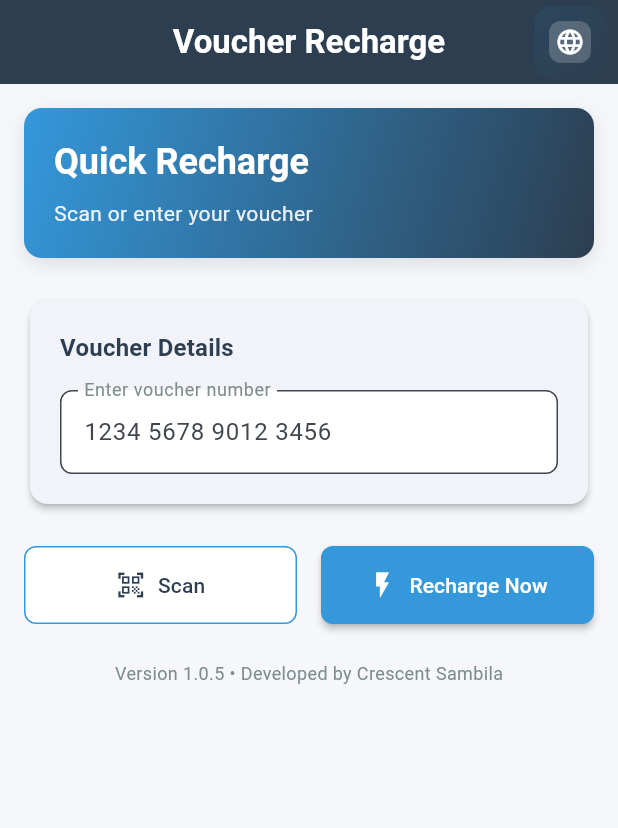
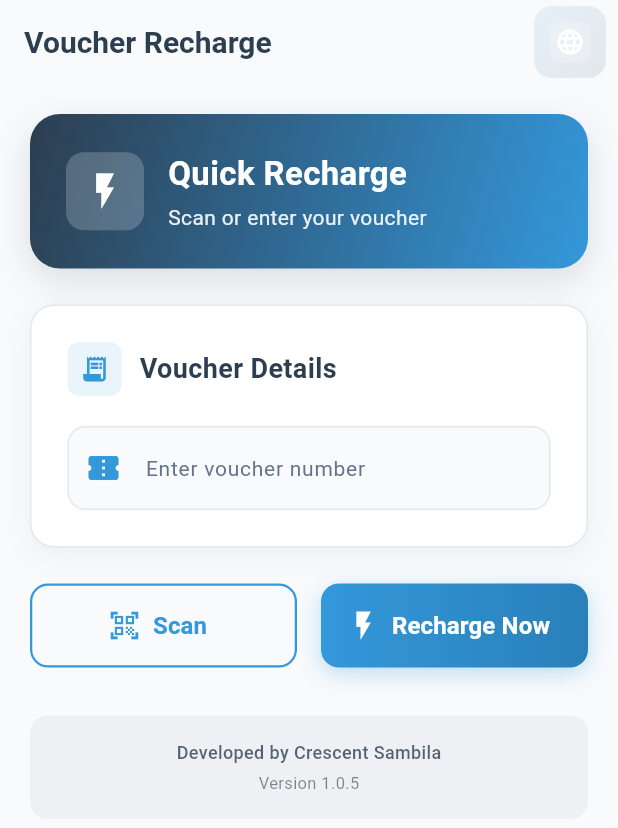
Before and after one commit to CodeWithCrescent/Voucher-Auto-Recharge-App, a Flutter app: the screen it shows after launch, on a phone screen of 412 x 824 dp. Shown: the top 828 px of the screen. Run offline on Flutter 3.47's test engine with Material 3 defaults, Android fonts, the light colour scheme and no system bars; our stand-ins replace camera, flutter_hooks, permission_handler, shared_preferences; missing offline and left inert: google_ml_kit.

Commit message:
fix home

```diff
--- a/lib/screens/home_screen.dart
+++ b/lib/screens/home_screen.dart
@@ -2,7 +2,6 @@
 import 'package:flutter/material.dart';
 import 'package:flutter_hooks/flutter_hooks.dart';
 import 'package:tz_voucher_recharge/localizations/app_localizations.dart';
-import 'package:tz_voucher_recharge/services/ussd_service.dart';
 import 'package:tz_voucher_recharge/widgets/language_toggle.dart';
 import 'package:tz_voucher_recharge/widgets/scanner_preview.dart';
 
@@ -12,7 +11,6 @@
   @override
   Widget build(BuildContext context) {
     final l10n = AppLocalizations.of(context)!;
-    final theme = Theme.of(context);
     final voucherController = useTextEditingController();
     final isLoading = useState(false);
     final showScanner = useState(false);
@@ -79,7 +77,7 @@
 
       try {
         isLoading.value = true;
-        await UssdService.rechargeVoucher(voucherController.text);
+        // await UssdService.rechargeVoucher(voucherController.text);
         errorMessage.value = null;
       } catch (e) {
         errorMessage.value = '${l10n.rechargeFailed}: $e';
@@ -89,51 +87,87 @@
     }
 
     return Scaffold(
-      backgroundColor: const Color(0xFFF5F7FA),
+      backgroundColor: const Color(0xFFF8FAFC),
       appBar: AppBar(
-        title: Text(l10n.appTitle, style: theme.textTheme.titleLarge?.copyWith(
-          color: Colors.white,
-          fontWeight: FontWeight.w600,
-        )),
-        centerTitle: true,
-        backgroundColor: const Color(0xFF2C3E50),
         elevation: 0,
+        backgroundColor: Colors.transparent,
+        title: Text(
+          l10n.appTitle,
+          style: const TextStyle(
+            color: Color(0xFF2C3E50),
+            fontSize: 20,
+            fontWeight: FontWeight.bold,
+          ),
+        ),
         actions: const [LanguageToggle()],
       ),
       body: SingleChildScrollView(
-        padding: const EdgeInsets.all(16.0),
+        padding: const EdgeInsets.all(20.0),
         child: Column(
+          crossAxisAlignment: CrossAxisAlignment.start,
           children: [
-            // Welcome Card
+            // Welcome Header Card
             Container(
               width: double.infinity,
-              padding: const EdgeInsets.all(20),
+              padding: const EdgeInsets.all(24.0),
               decoration: BoxDecoration(
                 gradient: const LinearGradient(
-                  colors: [Color(0xFF3498DB), Color(0xFF2C3E50)],
                   begin: Alignment.topLeft,
                   end: Alignment.bottomRight,
+                  colors: [Color(0xFF2C3E50), Color(0xFF3498DB)],
                 ),
-                borderRadius: BorderRadius.circular(12),
+                borderRadius: BorderRadius.circular(20),
                 boxShadow: [
                   BoxShadow(
-                    color: Colors.black.withOpacity(0.1),
-                    blurRadius: 10,
-                    offset: const Offset(0, 4),
+                    color: const Color(0xFF2C3E50).withOpacity(0.15),
+                    blurRadius: 20,
+                    offset: const Offset(0, 8),
                   ),
                 ],
               ),
               child: Column(
                 crossAxisAlignment: CrossAxisAlignment.start,
                 children: [
-                  Text(l10n.quickRecharge, style: theme.textTheme.headlineSmall?.copyWith(
+                  Row(
+                    children: [
+                      Container(
+                        padding: const EdgeInsets.all(12),
+                        decoration: BoxDecoration(
+                          color: Colors.white.withOpacity(0.2),
+                          borderRadius: BorderRadius.circular(12),
+                        ),
+                        child: const Icon(
+                          Icons.flash_on,
                           color: Colors.white,
+                          size: 28,
+                        ),
+                      ),
+                      const SizedBox(width: 16),
+                      Expanded(
+                        child: Column(
+                          crossAxisAlignment: CrossAxisAlignment.start,
+                          children: [
+                            Text(
+                              l10n.quickRecharge,
+                              style: const TextStyle(
+                                color: Colors.white,
+                                fontSize: 22,
                                 fontWeight: FontWeight.bold,
-                  )),
-                  const SizedBox(height: 8),
-                  Text(l10n.scanOrEnter, style: theme.textTheme.bodyMedium?.copyWith(
+                              ),
+                            ),
+                            const SizedBox(height: 4),
+                            Text(
+                              l10n.scanOrEnter,
+                              style: TextStyle(
                                 color: Colors.white.withOpacity(0.9),
-                  )),
+                                fontSize: 14,
+                              ),
+                            ),
+                          ],
+                        ),
+                      ),
+                    ],
+                  ),
                 ],
               ),
             ),
@@ -141,44 +175,90 @@
             const SizedBox(height: 24),
 
             // Voucher Input Card
-            Card(
-              elevation: 2,
-              shape: RoundedRectangleBorder(
-                borderRadius: BorderRadius.circular(12),
+            Container(
+              width: double.infinity,
+              padding: const EdgeInsets.all(24.0),
+              decoration: BoxDecoration(
+                color: Colors.white,
+                borderRadius: BorderRadius.circular(16),
+                boxShadow: [
+                  BoxShadow(
+                    color: Colors.black.withOpacity(0.05),
+                    blurRadius: 15,
+                    offset: const Offset(0, 5),
                   ),
-              child: Padding(
-                padding: const EdgeInsets.all(20.0),
+                ],
+                border: Border.all(color: const Color(0xFFE2E8F0)),
+              ),
               child: Column(
                 crossAxisAlignment: CrossAxisAlignment.start,
                 children: [
-                    Text(l10n.voucherDetails, style: theme.textTheme.titleMedium?.copyWith(
+                  Row(
+                    children: [
+                      Container(
+                        padding: const EdgeInsets.all(8),
+                        decoration: BoxDecoration(
+                          color: const Color(0xFF3498DB).withOpacity(0.1),
+                          borderRadius: BorderRadius.circular(8),
+                        ),
+                        child: const Icon(
+                          Icons.receipt_long,
+                          color: Color(0xFF3498DB),
+                          size: 20,
+                        ),
+                      ),
+                      const SizedBox(width: 12),
+                      Text(
+                        l10n.voucherDetails,
+                        style: const TextStyle(
+                          fontSize: 18,
                           fontWeight: FontWeight.w600,
-                      color: const Color(0xFF2C3E50),
-                    )),
-                    const SizedBox(height: 16),
-                    TextField(
-                      controller: voucherController,
-                      decoration: InputDecoration(
-                        labelText: l10n.enterVoucher,
-                        labelStyle: const TextStyle(color: Color(0xFF7F8C8D)),
-                        hintText: l10n.voucherHint,
-                        floatingLabelBehavior: FloatingLabelBehavior.always,
-                        border: OutlineInputBorder(
-                          borderRadius: BorderRadius.circular(8),
-                          borderSide: const BorderSide(color: Color(0xFFBDC3C7)),
+                          color: Color(0xFF2C3E50),
                         ),
-                        focusedBorder: OutlineInputBorder(
-                          borderRadius: BorderRadius.circular(8),
-                          borderSide: const BorderSide(color: Color(0xFF3498DB)),
-                        ),
-                        filled: true,
-                        fillColor: Colors.white,
-                      ),
-                      keyboardType: TextInputType.number,
-                      style: const TextStyle(fontSize: 16),
                       ),
                     ],
                   ),
+                  const SizedBox(height: 20),
+                  TextField(
+                    controller: voucherController,
+                    keyboardType: TextInputType.number,
+                    style: const TextStyle(
+                      fontSize: 16,
+                      fontWeight: FontWeight.w500,
+                    ),
+                    decoration: InputDecoration(
+                      labelText: l10n.enterVoucher,
+                      hintText: l10n.voucherHint,
+                      prefixIcon: const Icon(
+                        Icons.confirmation_number,
+                        color: Color(0xFF3498DB),
+                      ),
+                      labelStyle: const TextStyle(
+                        color: Color(0xFF64748B),
+                        fontSize: 14,
+                      ),
+                      hintStyle: TextStyle(
+                        color: Colors.grey.shade400,
+                        fontSize: 14,
+                      ),
+                      filled: true,
+                      fillColor: const Color(0xFFF8FAFC),
+                      border: OutlineInputBorder(
+                        borderRadius: BorderRadius.circular(12),
+                        borderSide: const BorderSide(color: Color(0xFFE2E8F0)),
+                      ),
+                      enabledBorder: OutlineInputBorder(
+                        borderRadius: BorderRadius.circular(12),
+                        borderSide: const BorderSide(color: Color(0xFFE2E8F0)),
+                      ),
+                      focusedBorder: OutlineInputBorder(
+                        borderRadius: BorderRadius.circular(12),
+                        borderSide: const BorderSide(color: Color(0xFF3498DB), width: 2),
+                      ),
+                      contentPadding: const EdgeInsets.symmetric(horizontal: 16, vertical: 16),
+                    ),
+                  ),
+                ],
               ),
             ),
 
@@ -188,24 +268,50 @@
             Row(
               children: [
                 Expanded(
-                  child: ElevatedButton.icon(
-                    icon: const Icon(Icons.qr_code_scanner, size: 20),
-                    label: Text(l10n.scan),
+                  child: Container(
+                    height: 56,
+                    decoration: BoxDecoration(
+                      borderRadius: BorderRadius.circular(12),
+                      border: Border.all(color: const Color(0xFF3498DB), width: 1.5),
+                    ),
+                    child: OutlinedButton.icon(
+                      icon: const Icon(Icons.qr_code_scanner, size: 22),
+                      label: Text(
+                        l10n.scan,
+                        style: const TextStyle(
+                          fontSize: 16,
+                          fontWeight: FontWeight.w600,
+                        ),
+                      ),
+                      style: OutlinedButton.styleFrom(
+                        foregroundColor: const Color(0xFF3498DB),
+                        backgroundColor: Colors.transparent,
+                        side: BorderSide.none,
+                        shape: RoundedRectangleBorder(
+                          borderRadius: BorderRadius.circular(12),
+                        ),
+                      ),
                       onPressed: isLoading.value ? null : startScanning,
-                    style: ElevatedButton.styleFrom(
-                      backgroundColor: Colors.white,
-                      foregroundColor: const Color(0xFF2C3E50),
-                      padding: const EdgeInsets.symmetric(vertical: 16),
-                      shape: RoundedRectangleBorder(
-                        borderRadius: BorderRadius.circular(8),
-                        side: const BorderSide(color: Color(0xFF3498DB)),
-                      ),
-                      elevation: 0,
                     ),
                   ),
                 ),
                 const SizedBox(width: 16),
                 Expanded(
+                  child: Container(
+                    height: 56,
+                    decoration: BoxDecoration(
+                      gradient: const LinearGradient(
+                        colors: [Color(0xFF3498DB), Color(0xFF2980B9)],
+                      ),
+                      borderRadius: BorderRadius.circular(12),
+                      boxShadow: [
+                        BoxShadow(
+                          color: const Color(0xFF3498DB).withOpacity(0.3),
+                          blurRadius: 12,
+                          offset: const Offset(0, 4),
+                        ),
+                      ],
+                    ),
                     child: ElevatedButton.icon(
                       icon: isLoading.value
                           ? const SizedBox(
@@ -213,20 +319,26 @@
                               height: 20,
                               child: CircularProgressIndicator(
                                 strokeWidth: 2,
-                              color: Colors.white,
+                                valueColor: AlwaysStoppedAnimation<Color>(Colors.white),
                               ),
                             )
-                        : const Icon(Icons.flash_on, size: 20),
-                    label: Text(l10n.rechargeNow),
+                          : const Icon(Icons.flash_on, size: 22),
+                      label: Text(
+                        l10n.rechargeNow,
+                        style: const TextStyle(
+                          fontSize: 16,
+                          fontWeight: FontWeight.w600,
+                        ),
+                      ),
+                      style: ElevatedButton.styleFrom(
+                        foregroundColor: Colors.white,
+                        backgroundColor: Colors.transparent,
+                        shadowColor: Colors.transparent,
+                        shape: RoundedRectangleBorder(
+                          borderRadius: BorderRadius.circular(12),
+                        ),
+                      ),
                       onPressed: isLoading.value ? null : recharge,
-                    style: ElevatedButton.styleFrom(
-                      backgroundColor: const Color(0xFF3498DB),
-                      foregroundColor: Colors.white,
-                      padding: const EdgeInsets.symmetric(vertical: 16),
-                      shape: RoundedRectangleBorder(
-                        borderRadius: BorderRadius.circular(8),
-                      ),
-                      elevation: 2,
                     ),
                   ),
                 ),
@@ -235,32 +347,42 @@
 
             // Error Message
             if (errorMessage.value != null)
-              Padding(
-                padding: const EdgeInsets.only(top: 16),
-                child: Container(
-                  padding: const EdgeInsets.all(12),
+              Container(
+                width: double.infinity,
+                margin: const EdgeInsets.only(top: 16),
+                padding: const EdgeInsets.all(16),
                 decoration: BoxDecoration(
-                    color: const Color(0xFFFDEDED),
-                    borderRadius: BorderRadius.circular(8),
+                  color: Colors.red.shade50,
+                  borderRadius: BorderRadius.circular(12),
+                  border: Border.all(color: Colors.red.shade200),
                 ),
                 child: Row(
                   children: [
-                      const Icon(Icons.error_outline, color: Color(0xFFE74C3C)),
-                      const SizedBox(width: 8),
+                    Icon(
+                      Icons.error_outline,
+                      color: Colors.red.shade600,
+                      size: 20,
+                    ),
+                    const SizedBox(width: 12),
                     Expanded(
                       child: Text(
                         errorMessage.value!,
-                          style: const TextStyle(color: Color(0xFFE74C3C)),
+                        style: TextStyle(
+                          color: Colors.red.shade700,
+                          fontSize: 14,
+                          fontWeight: FontWeight.w500,
+                        ),
                       ),
                     ),
                   ],
                 ),
               ),
-              ),
 
             // Scanner Preview
             if (showScanner.value && cameraController.value != null)
-              ScannerPreview(
+              Container(
+                margin: const EdgeInsets.only(top: 24),
+                child: ScannerPreview(
                   controller: cameraController.value!,
                   onTextDetected: processScannedText,
                   onClose: () {
@@ -269,14 +391,36 @@
                     cameraController.value = null;
                   },
                 ),
+              ),
 
-            // Footer
-            const SizedBox(height: 24),
-            const Text(
-              'Version 1.0.5 • Developed by Crescent Sambila',
+            // Footer with developer info
+            Container(
+              width: double.infinity,
+              margin: const EdgeInsets.only(top: 32),
+              padding: const EdgeInsets.all(16),
+              decoration: BoxDecoration(
+                color: const Color(0xFF2C3E50).withOpacity(0.05),
+                borderRadius: BorderRadius.circular(12),
+              ),
+              child: Column(
+                children: [
+                  Text(
+                    'Developed by Crescent Sambila',
                     style: TextStyle(
-                color: Color(0xFF7F8C8D),
+                      color: const Color(0xFF2C3E50).withOpacity(0.8),
                       fontSize: 12,
+                      fontWeight: FontWeight.w500,
+                    ),
+                  ),
+                  const SizedBox(height: 4),
+                  Text(
+                    'Version 1.0.5',
+                    style: TextStyle(
+                      color: const Color(0xFF2C3E50).withOpacity(0.6),
+                      fontSize: 11,
+                    ),
+                  ),
+                ],
               ),
             ),
           ],
```
Lines whose indentation alone changed are shown as unchanged.
